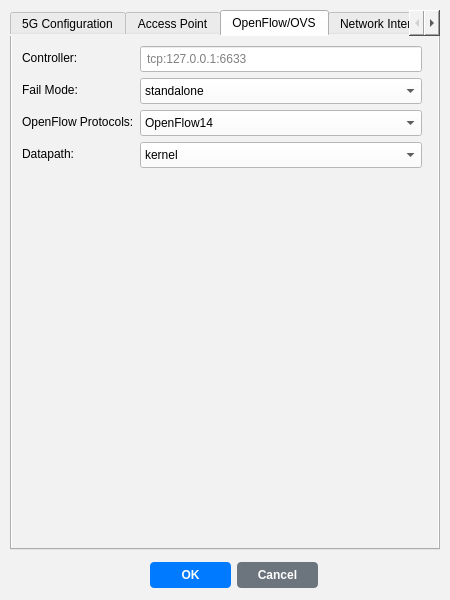
adaptivenetworklab/NetFlux5G, file netflux5g-editor/src/gui/ui/GNB_properties.ui: the form before one commit.
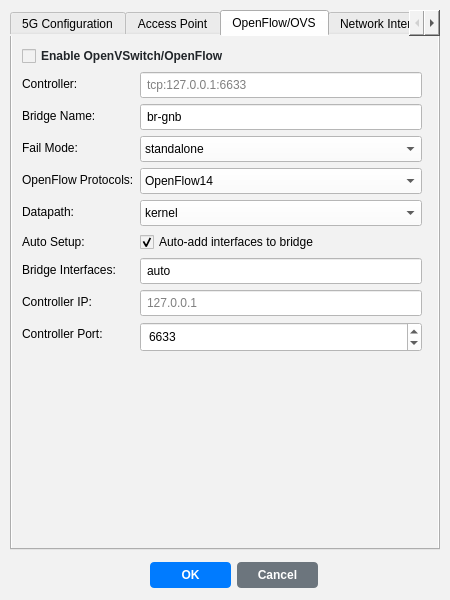
The form after the commit. The open tabs and pages were chosen to show the change.

Commit message: Update Open5Gs & UERANSIM implementation

The edit to the form file:
```diff
--- a/netflux5g-editor/src/gui/ui/GNB_properties.ui
+++ b/netflux5g-editor/src/gui/ui/GNB_properties.ui
@@ -375,9 +375,24 @@
         <x>10</x>
         <y>10</y>
         <width>400</width>
-        <height>200</height>
+        <height>480</height>
        </rect>
       </property>
+      <layout class="QVBoxLayout" name="verticalLayout_ovs">
+       <item>
+        <widget class="QCheckBox" name="GNB_OVS_Enabled">
+         <property name="toolTip">
+          <string>Enable OpenVSwitch and OpenFlow integration for SDN controller connectivity</string>
+         </property>
+         <property name="styleSheet">
+          <string notr="true">font-weight: bold; color: rgb(33, 37, 41);</string>
+         </property>
+         <property name="text">
+          <string>Enable OpenVSwitch/OpenFlow</string>
+         </property>
+        </widget>
+       </item>
+       <item>
       <layout class="QFormLayout" name="formLayout_ovs">
        <item row="0" column="0">
         <widget class="QLabel" name="label_ovs_controller">
@@ -400,13 +415,30 @@
         </widget>
        </item>
        <item row="1" column="0">
+          <widget class="QLabel" name="label_ovs_bridge_name">
+           <property name="text">
+            <string>Bridge Name:</string>
+           </property>
+          </widget>
+         </item>
+         <item row="1" column="1">
+          <widget class="QLineEdit" name="GNB_OVS_BridgeName">
+           <property name="styleSheet">
+            <string notr="true">background-color: rgb(255, 255, 255); padding: 4px;</string>
+           </property>
+           <property name="text">
+            <string>br-gnb</string>
+           </property>
+          </widget>
+         </item>
+         <item row="2" column="0">
         <widget class="QLabel" name="label_ovs_failmode">
          <property name="text">
           <string>Fail Mode:</string>
          </property>
         </widget>
        </item>
-       <item row="1" column="1">
+         <item row="2" column="1">
         <widget class="QComboBox" name="GNB_OVS_FailMode">
          <property name="styleSheet">
           <string notr="true">background-color: rgb(255, 255, 255); padding: 4px;</string>
@@ -423,14 +455,14 @@
          </item>
         </widget>
        </item>
-       <item row="2" column="0">
+         <item row="3" column="0">
         <widget class="QLabel" name="label_ovs_protocols">
          <property name="text">
           <string>OpenFlow Protocols:</string>
          </property>
         </widget>
        </item>
-       <item row="2" column="1">
+         <item row="3" column="1">
         <widget class="QComboBox" name="GNB_OVS_Protocols">
          <property name="styleSheet">
           <string notr="true">background-color: rgb(255, 255, 255); padding: 4px;</string>
@@ -450,16 +482,21 @@
            <string>OpenFlow10</string>
           </property>
          </item>
-        </widget>
-       </item>
-       <item row="3" column="0">
+           <item>
+            <property name="text">
+             <string>OpenFlow10,OpenFlow13,OpenFlow14</string>
+            </property>
+           </item>
+          </widget>
+         </item>
+         <item row="4" column="0">
         <widget class="QLabel" name="label_ovs_datapath">
          <property name="text">
           <string>Datapath:</string>
          </property>
         </widget>
        </item>
-       <item row="3" column="1">
+         <item row="4" column="1">
         <widget class="QComboBox" name="GNB_OVS_Datapath">
          <property name="styleSheet">
           <string notr="true">background-color: rgb(255, 255, 255); padding: 4px;</string>
@@ -476,6 +513,91 @@
          </item>
         </widget>
        </item>
+         <item row="5" column="0">
+          <widget class="QLabel" name="label_ovs_auto_setup">
+           <property name="text">
+            <string>Auto Setup:</string>
+           </property>
+          </widget>
+         </item>
+         <item row="5" column="1">
+          <widget class="QCheckBox" name="GNB_OVS_AutoSetup">
+           <property name="toolTip">
+            <string>Automatically add network interfaces to the OVS bridge</string>
+           </property>
+           <property name="text">
+            <string>Auto-add interfaces to bridge</string>
+           </property>
+           <property name="checked">
+            <bool>true</bool>
+           </property>
+          </widget>
+         </item>
+         <item row="6" column="0">
+          <widget class="QLabel" name="label_ovs_bridge_interfaces">
+           <property name="text">
+            <string>Bridge Interfaces:</string>
+           </property>
+          </widget>
+         </item>
+         <item row="6" column="1">
+          <widget class="QLineEdit" name="GNB_OVS_BridgeInterfaces">
+           <property name="styleSheet">
+            <string notr="true">background-color: rgb(255, 255, 255); padding: 4px;</string>
+           </property>
+           <property name="text">
+            <string>auto</string>
+           </property>
+           <property name="placeholderText">
+            <string>auto, eth0, or eth0,eth1,wlan0</string>
+           </property>
+          </widget>
+         </item>
+         <item row="7" column="0">
+          <widget class="QLabel" name="label_ovs_controller_ip">
+           <property name="text">
+            <string>Controller IP:</string>
+           </property>
+          </widget>
+         </item>
+         <item row="7" column="1">
+          <widget class="QLineEdit" name="GNB_OVS_ControllerIP">
+           <property name="styleSheet">
+            <string notr="true">background-color: rgb(255, 255, 255); padding: 4px;</string>
+           </property>
+           <property name="text">
+            <string/>
+           </property>
+           <property name="placeholderText">
+            <string>127.0.0.1</string>
+           </property>
+          </widget>
+         </item>
+         <item row="8" column="0">
+          <widget class="QLabel" name="label_ovs_controller_port">
+           <property name="text">
+            <string>Controller Port:</string>
+           </property>
+          </widget>
+         </item>
+         <item row="8" column="1">
+          <widget class="QSpinBox" name="GNB_OVS_ControllerPort">
+           <property name="styleSheet">
+            <string notr="true">background-color: rgb(255, 255, 255); padding: 4px;</string>
+           </property>
+           <property name="minimum">
+            <number>1</number>
+           </property>
+           <property name="maximum">
+            <number>65535</number>
+           </property>
+           <property name="value">
+            <number>6633</number>
+           </property>
+          </widget>
+         </item>
+        </layout>
+       </item>
       </layout>
      </widget>
     </widget>
```
Left out of the diff: 61 changed lines with no effect on the pictures. Lines whose indentation alone changed are shown as unchanged. The commit also changes 33 other files.
